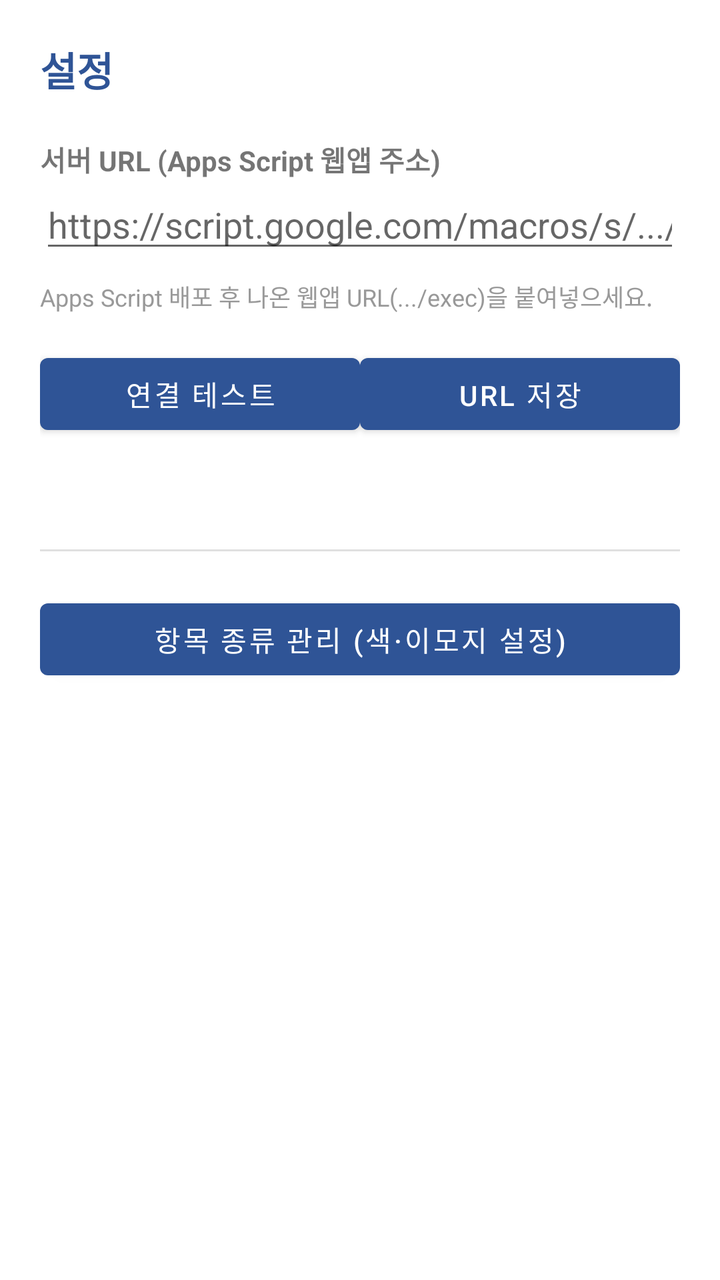
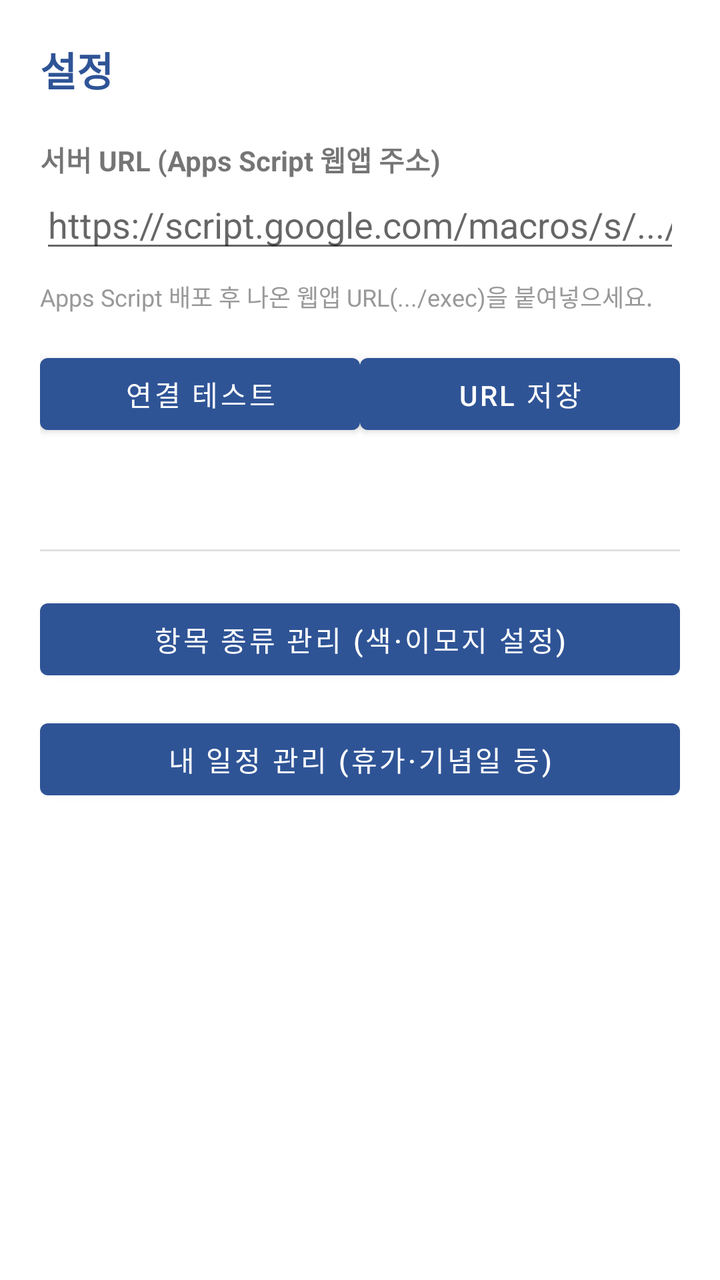

Compare the two renders of this Android layout. The source of the first and the diff that turns it into the second are given below.
<!-- AndroidManifest.xml: application theme Theme.OvertimeCalendar -->
<!-- res/layout/activity_settings.xml -->
<?xml version="1.0" encoding="utf-8"?>
<ScrollView xmlns:android="http://schemas.android.com/apk/res/android"
    android:layout_width="match_parent"
    android:layout_height="match_parent">

    <LinearLayout
        android:layout_width="match_parent"
        android:layout_height="wrap_content"
        android:orientation="vertical"
        android:padding="20dp">

        <TextView
            android:layout_width="match_parent"
            android:layout_height="wrap_content"
            android:text="@string/settings"
            android:textSize="20sp"
            android:textStyle="bold"
            android:textColor="@color/primary"
            android:paddingBottom="20dp"/>

        <TextView
            android:layout_width="wrap_content"
            android:layout_height="wrap_content"
            android:text="@string/server_url"
            android:textStyle="bold"/>

        <EditText
            android:id="@+id/etUrl"
            android:layout_width="match_parent"
            android:layout_height="wrap_content"
            android:inputType="textUri"
            android:hint="https://script.google.com/macros/s/.../exec"
            android:importantForAutofill="no"/>

        <TextView
            android:layout_width="match_parent"
            android:layout_height="wrap_content"
            android:text="Apps Script 배포 후 나온 웹앱 URL(.../exec)을 붙여넣으세요."
            android:textColor="@color/muted"
            android:textSize="12sp"
            android:paddingTop="8dp"/>

        <LinearLayout
            android:layout_width="match_parent"
            android:layout_height="wrap_content"
            android:orientation="horizontal"
            android:paddingTop="16dp">
            <Button
                android:id="@+id/btnTest"
                android:layout_width="0dp"
                android:layout_height="wrap_content"
                android:layout_weight="1"
                android:text="연결 테스트"/>
            <Button
                android:id="@+id/btnSaveUrl"
                android:layout_width="0dp"
                android:layout_height="wrap_content"
                android:layout_weight="1"
                android:text="URL 저장"/>
        </LinearLayout>

        <TextView
            android:id="@+id/tvTestResult"
            android:layout_width="match_parent"
            android:layout_height="wrap_content"
            android:paddingTop="12dp"
            android:textSize="13sp"/>

        <View
            android:layout_width="match_parent"
            android:layout_height="1dp"
            android:background="@color/cell_border"
            android:layout_marginTop="24dp"
            android:layout_marginBottom="20dp"/>

        <Button
            android:id="@+id/btnManageCats"
            android:layout_width="match_parent"
            android:layout_height="wrap_content"
            android:text="항목 종류 관리 (색·이모지 설정)"/>

    </LinearLayout>
</ScrollView>
<!-- resources referenced by this layout -->
<resources>
  <color name="cell_border">#E0E0E0</color>
  <color name="muted">#999999</color>
  <color name="primary">#2F5496</color>
  <string name="server_url">서버 URL (Apps Script 웹앱 주소)</string>
  <string name="settings">설정</string>
  <style name="Theme.OvertimeCalendar" parent="Theme.MaterialComponents.Light.NoActionBar">
          <item name="colorPrimary">@color/primary</item>
          <item name="colorPrimaryDark">@color/primary_dark</item>
          <item name="colorOnPrimary">@color/on_primary</item>
          <item name="android:windowBackground">@color/bg</item>
      </style>
  <color name="primary_dark">#1F3A6E</color>
  <color name="on_primary">#FFFFFF</color>
  <color name="bg">#FFFFFF</color>
</resources>

<!-- the commit's change to res/layout/activity_settings.xml (unified diff, before → after) -->
@@ -79,5 +79,12 @@
             android:layout_height="wrap_content"
             android:text="항목 종류 관리 (색·이모지 설정)"/>
 
+        <Button
+            android:id="@+id/btnManageEvents"
+            android:layout_width="match_parent"
+            android:layout_height="wrap_content"
+            android:text="내 일정 관리 (휴가·기념일 등)"
+            android:layout_marginTop="12dp"/>
+
     </LinearLayout>
 </ScrollView>
